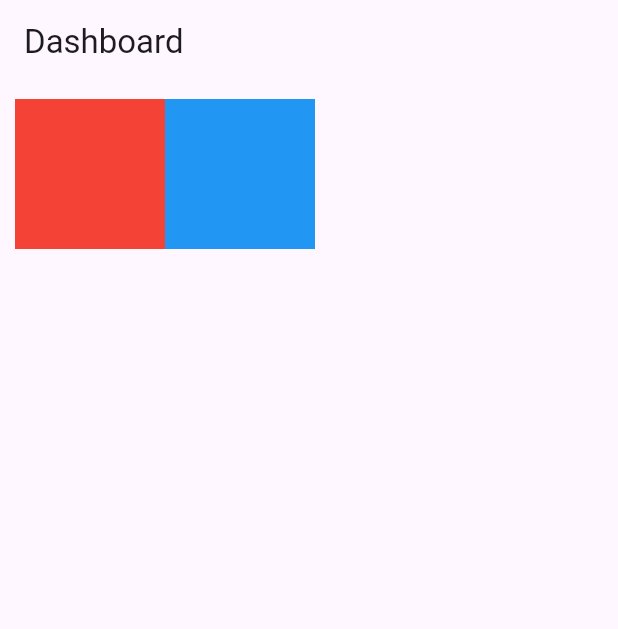
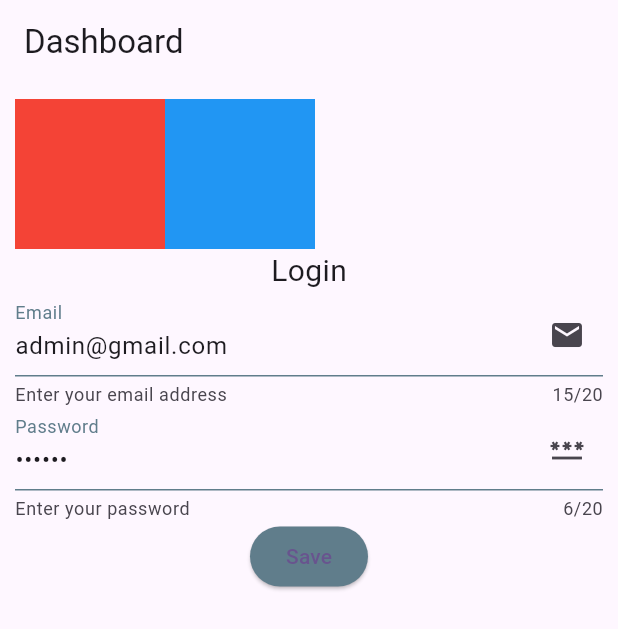
Before and after one commit to Avrians/S05_MobileProgramming, a Flutter app: the screen it shows after launch, on a phone screen of 412 x 824 dp. Shown: the top 629 px of the screen. Run offline on Flutter 3.47's test engine with Material 2 defaults, Android fonts, the phone set to English and light mode, and no system bars.

Commit message:
[Av][update]

```diff
--- a/lib/basic_form/row_widget.dart
+++ b/lib/basic_form/row_widget.dart
@@ -32,6 +32,60 @@ class RowWidget extends StatelessWidget {
                   ],
                 ),
               ),
+              Text(
+                "Login",
+                style: TextStyle(
+                  fontSize: 20.0,
+                ),
+              ),
+              TextFormField(
+                initialValue: 'admin@gmail.com',
+                maxLength: 20,
+                decoration: const InputDecoration(
+                  labelText: 'Email',
+                  labelStyle: TextStyle(
+                    color: Colors.blueGrey,
+                  ),
+                  suffixIcon: Icon(
+                    Icons.email,
+                  ),
+                  enabledBorder: UnderlineInputBorder(
+                    borderSide: BorderSide(
+                      color: Colors.blueGrey,
+                    ),
+                  ),
+                  helperText: 'Enter your email address',
+                ),
+                onChanged: (value) {},
+              ),
+              TextFormField(
+                initialValue: '123456',
+                maxLength: 20,
+                obscureText: true,
+                decoration: const InputDecoration(
+                  labelText: 'Password',
+                  labelStyle: TextStyle(
+                    color: Colors.blueGrey,
+                  ),
+                  suffixIcon: Icon(
+                    Icons.password,
+                  ),
+                  enabledBorder: UnderlineInputBorder(
+                    borderSide: BorderSide(
+                      color: Colors.blueGrey,
+                    ),
+                  ),
+                  helperText: 'Enter your password',
+                ),
+                onChanged: (value) {},
+              ),
+              ElevatedButton(
+                style: ElevatedButton.styleFrom(
+                  backgroundColor: Colors.blueGrey,
+                ),
+                onPressed: () {},
+                child: const Text("Save"),
+              ),
             ],
           ),
         ),
```
